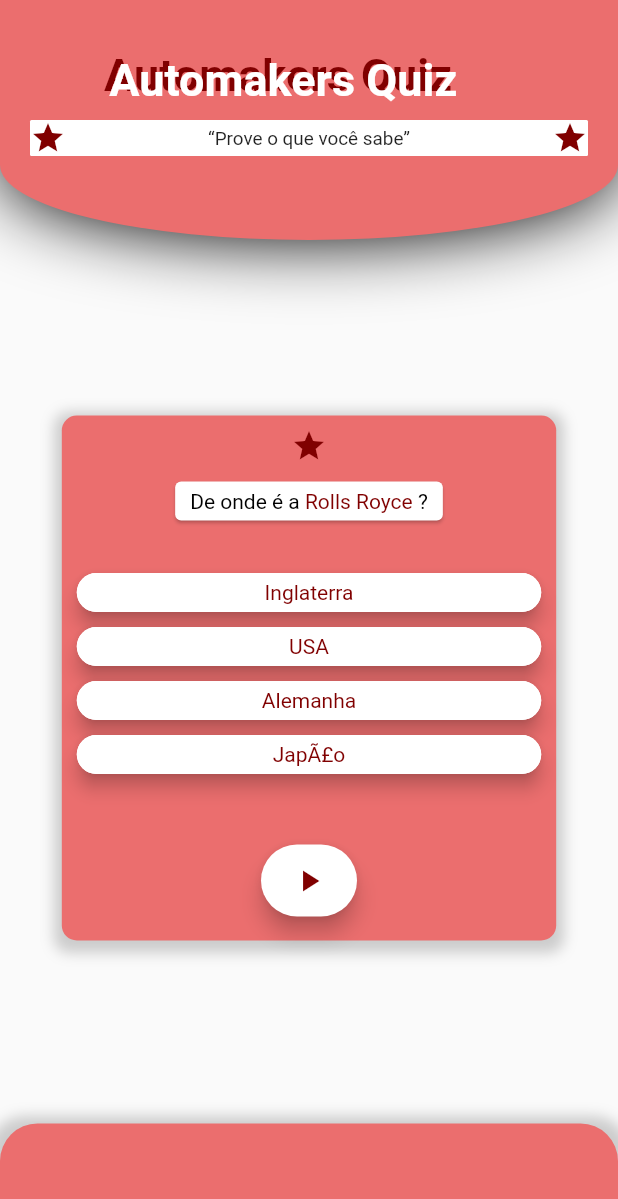
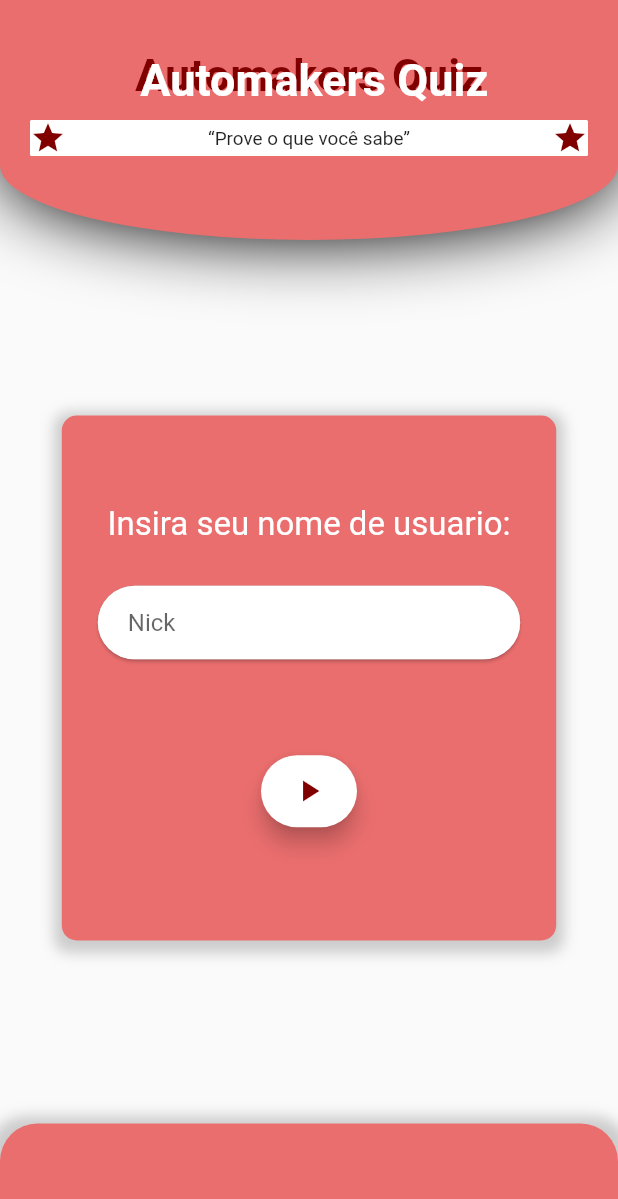
Before and after one commit to Fidjis/automakers_quiz-, a Flutter app: the screen it shows after launch, on a phone screen of 412 x 824 dp. Shown: the top 1199 px of the screen. Run offline on Flutter 3.47's test engine with Material 2 defaults, Android fonts, the phone set to English and light mode, and no system bars; our stand-ins replace get.

Commit message:
Adicionado novos modais

```diff
--- a/lib/presentation/pages/home_page/home_page_view.dart
+++ b/lib/presentation/pages/home_page/home_page_view.dart
@@ -1,5 +1,4 @@
 import 'package:automakers_quiz/presentation/widgets/app_bar/my_app_bar.dart';
-import 'package:automakers_quiz/presentation/pages/home_page/home_page_widgets/home_quetions_widget.dart';
 import 'package:flutter/material.dart';
 import 'package:get/get.dart';
 
@@ -20,8 +19,10 @@
             Center(
               child: Padding(
                 padding: const EdgeInsets.only(top: 80.0),
-                child: SlideInOutWidget(
-                  child: QuestionsWidget(),
+                child: Obx(
+                  () => SlideInOutWidget(
+                    child: controller.childOfSlidWidget.value,
+                  ),
                 ),
               ),
             )
--- a/lib/presentation/pages/home_page/home_page_widgets/home_quetions_widget.dart
+++ b/lib/presentation/pages/home_page/home_page_widgets/home_quetions_widget.dart
@@ -84,7 +84,7 @@
       padding: EdgeInsets.symmetric(vertical: 16.0),
       child: FloatingActionButton.extended(
         backgroundColor: AppStyle.segundaryColor,
-        onPressed: () => controller.changeContendChildWithSlidAnimation(),
+        onPressed: () => controller.changeQuestionWithSlidAnimation(),
         label: Icon(
           Icons.play_arrow,
           color: AppStyle.primaryColor,
--- /dev/null
+++ b/lib/presentation/pages/home_page/home_page_widgets/home_user_name_widget.dart
@@ -0,0 +1,70 @@
+import 'package:automakers_quiz/presentation/pages/home_page/home_page_controller.dart';
+import 'package:automakers_quiz/presentation/util/app_style.dart';
+import 'package:automakers_quiz/presentation/widgets/spacing.dart';
+import 'package:flutter/material.dart';
+import 'package:get/get.dart';
+
+import 'home_quetions_widget.dart';
+
+class UserNameWidget extends GetView<HomePageController> {
+  final formKey = new GlobalKey<FormState>();
+
+  @override
+  Widget build(BuildContext context) {
+    final title = Text(
+      'Insira seu nome de usuario:',
+      style: TextStyle(
+        color: AppStyle.segundaryColor,
+        fontSize: 22,
+      ),
+    );
+    final nickNameInput = Card(
+      shape: StadiumBorder(side: BorderSide(color: AppStyle.segundaryColor, width: 2.0)),
+      child: TextFormField(
+        autofocus: false,
+        controller: controller.nickName,
+        decoration: InputDecoration(
+          hintText: 'Nick',
+          contentPadding: EdgeInsets.fromLTRB(20.0, 15.0, 20.0, 15.0),
+          border: OutlineInputBorder(borderRadius: BorderRadius.circular(32.0)),
+        ),
+        validator: (value) {
+          if (value == null || value.isEmpty) {
+            return 'Insira um valor!';
+          }
+          return null;
+        },
+      ),
+    );
+    final button = Padding(
+      padding: EdgeInsets.symmetric(vertical: 16.0),
+      child: FloatingActionButton.extended(
+        backgroundColor: AppStyle.segundaryColor,
+        onPressed: () {
+          if (formKey.currentState!.validate()) controller.changeChildOfSlidWidgetSlidAnimation(QuestionsWidget());
+        },
+        label: Icon(
+          Icons.play_arrow,
+          color: AppStyle.primaryColor,
+        ),
+      ),
+    );
+
+    return Form(
+      key: formKey,
+      child: Padding(
+        padding: const EdgeInsets.all(20),
+        child: Column(
+          mainAxisAlignment: MainAxisAlignment.center,
+          children: [
+            title,
+            Spacing.normal(),
+            nickNameInput,
+            Spacing.normal(),
+            Padding(padding: EdgeInsets.only(top: 20), child: button),
+          ],
+        ),
+      ),
+    );
+  }
+}
--- a/lib/presentation/widgets/app_bar/widgets/app_title_widget.dart
+++ b/lib/presentation/widgets/app_bar/widgets/app_title_widget.dart
@@ -5,7 +5,7 @@
   @override
   Widget build(BuildContext context) {
     return Container(
-      width: MediaQuery.of(context).size.width * 0.9,
+      width: double.infinity,
       height: 100.0,
       child: Stack(
         alignment: Alignment.center,
```
Also changed, not shown: lib/presentation/pages/home_page/home_page_controller.dart (+39 -5 lines), lib/presentation/pages/modals/completed_questions_modal.dart (+22 -9 lines), lib/presentation/pages/modals/ranking_modal.dart (added, +88 -0 lines).
